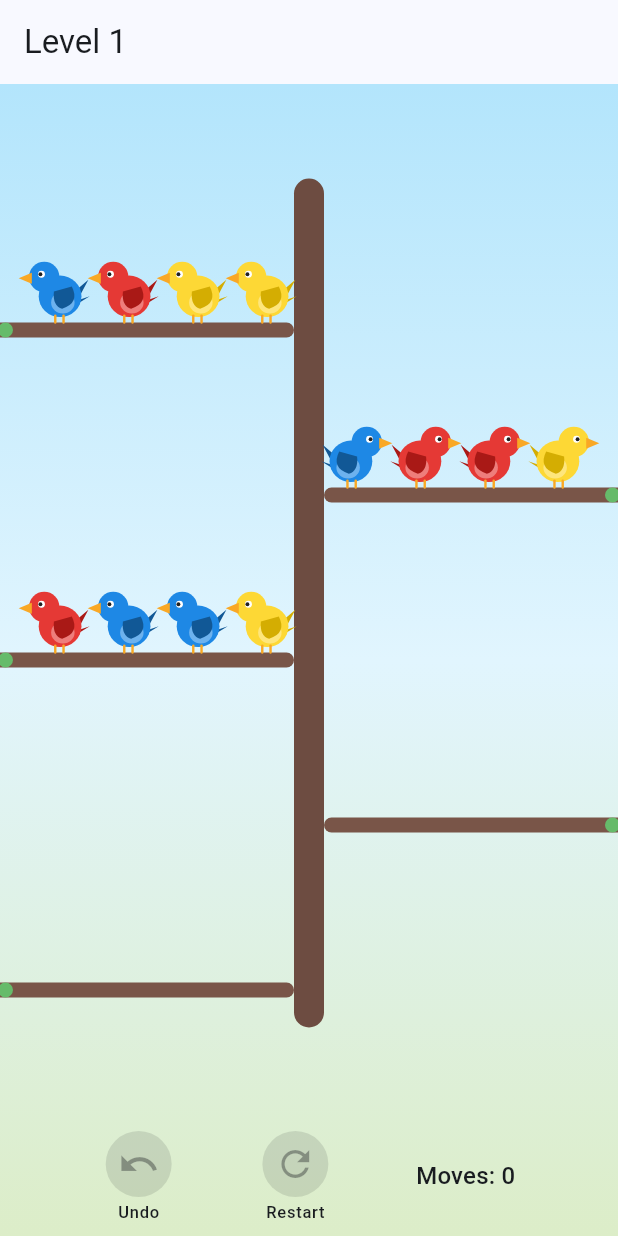
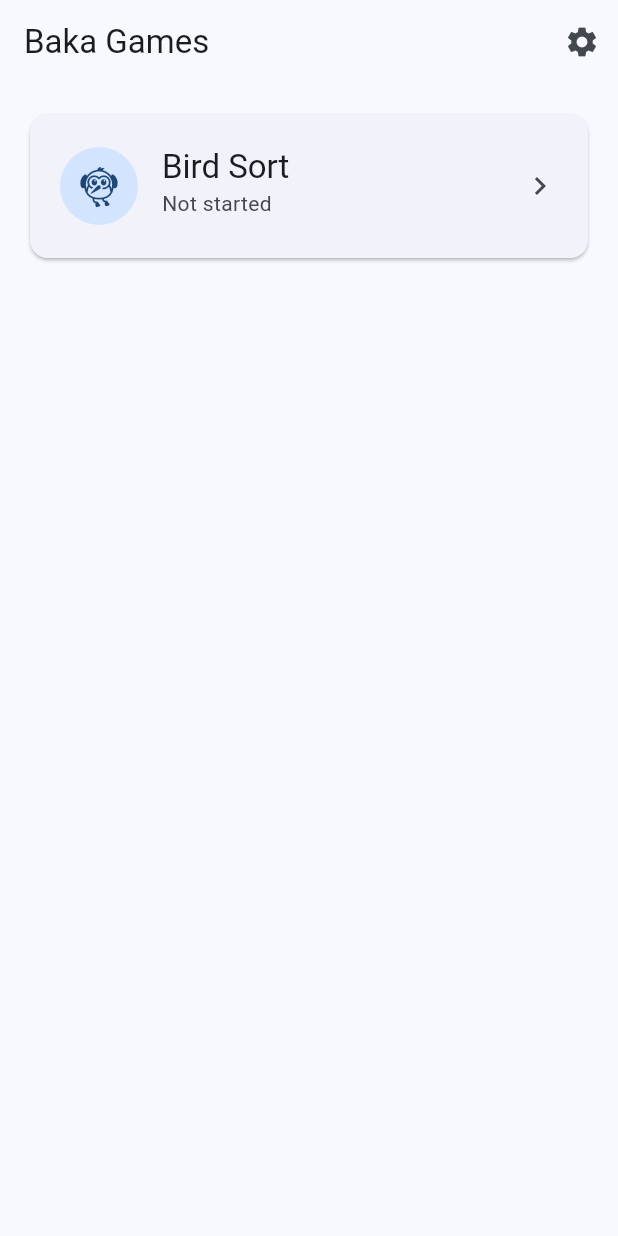
Before and after one commit to vplme/bakagames, a Flutter app: the screen it shows after launch, on a phone screen of 412 x 824 dp. Run offline on Flutter 3.47's test engine with Material 3 defaults, Android fonts, the phone set to English and light mode, and no system bars; our stand-ins replace shared_preferences.

Commit message:
Phase 4: shell, persistence, settings, boosters
- GameRegistry/GameEntry: one entry registers a game
- home screen with progress summaries; reusable level-select grid with
  locked/unlocked/completed tiles
- SharedPrefsProgressStore: one JSON blob per game id
- settings screen: sound (stubbed) + haptics toggles, persisted
- boosters: extra branch (engine addEmptyBranch, undoable, once per
  level) and hint (solver in isolate with spinner, stale-result guard)
- widget tests: home lists the game, a level opens, settings persist,
  booster behaviour

Co-Authored-By: Claude Fable 5 <noreply@anthropic.com>
Claude-Session: https://claude.ai/code/session_01Xb9MzUbv6JEbUDeo6DVJPx

```diff
--- a/app/lib/games/bird_sort/board.dart
+++ b/app/lib/games/bird_sort/board.dart
@@ -63,7 +63,7 @@ class _BirdSortBoardState extends State<BirdSortBoard>
     final c = widget.controller;
     final state = c.state;
     final branches = state.branches;
-    final capacity = c.level.capacity;
+    final capacity = state.level.capacity;
 
     final rows = branches.length;
     final rowH = ((size.height - 24) / rows).clamp(48.0, 110.0);
@@ -82,7 +82,7 @@ class _BirdSortBoardState extends State<BirdSortBoard>
     // Bird slot origin (top-left) for branch i, slot s (0 = trunk-most).
     Offset slotOrigin(int i, int s) {
       final y = barY(i) - birdSize;
-      final side = c.level.branches[i].side;
+      final side = branches[i].side;
       return side == engine.Side.left
           ? Offset(centerX - trunkW / 2 - (s + 1) * birdSize, y)
           : Offset(centerX + trunkW / 2 + s * birdSize, y);
@@ -112,7 +112,7 @@ class _BirdSortBoardState extends State<BirdSortBoard>
     // Branch bars (under the birds).
     for (var i = 0; i < rows; i++) {
       final branch = branches[i];
-      final side = c.level.branches[i].side;
+      final side = branch.side;
       final barLen = birdSize * capacity + birdSize * 0.35;
       final left = side == engine.Side.left
           ? centerX - trunkW / 2 - barLen
@@ -157,7 +157,7 @@ class _BirdSortBoardState extends State<BirdSortBoard>
     }
 
     for (var i = 0; i < rows; i++) {
-      final side = c.level.branches[i].side;
+      final side = branches[i].side;
       for (var s = 0; s < c.birdIds[i].length; s++) {
         final uid = c.birdIds[i][s];
         final o = slotOrigin(i, s);
@@ -193,7 +193,7 @@ class _BirdSortBoardState extends State<BirdSortBoard>
     // Tap areas: whole half-row per branch (bar + birds + empty space).
     for (var i = 0; i < rows; i++) {
       if (branches[i].removed) continue;
-      final side = c.level.branches[i].side;
+      final side = branches[i].side;
       children.add(Positioned(
         left: side == engine.Side.left ? 0 : centerX,
         top: rowTop(i),
--- a/app/lib/main.dart
+++ b/app/lib/main.dart
@@ -1,13 +1,34 @@
 import 'package:flutter/material.dart';
 
-import 'games/bird_sort/play_screen.dart';
+import 'games/bird_sort/bird_sort_game.dart';
+import 'shell/home_screen.dart';
+import 'shell/progress_store.dart';
+import 'shell/registry.dart';
+import 'shell/settings.dart';
 
-void main() {
-  runApp(const BakaGamesApp());
+Future<void> main() async {
+  WidgetsFlutterBinding.ensureInitialized();
+  final settings = AppSettings();
+  await settings.load();
+  final store = SharedPrefsProgressStore();
+  final registry = GameRegistry([
+    birdSortEntry(store: store, settings: settings),
+    // Future games: add one entry here.
+  ]);
+  runApp(BakaGamesApp(registry: registry, store: store, settings: settings));
 }
 
 class BakaGamesApp extends StatelessWidget {
-  const BakaGamesApp({super.key});
+  final GameRegistry registry;
+  final SharedPrefsProgressStore store;
+  final AppSettings settings;
+
+  const BakaGamesApp({
+    super.key,
+    required this.registry,
+    required this.store,
+    required this.settings,
+  });
 
   @override
   Widget build(BuildContext context) {
@@ -17,9 +38,7 @@ class BakaGamesApp extends StatelessWidget {
         colorScheme: ColorScheme.fromSeed(seedColor: const Color(0xFF1E88E5)),
         useMaterial3: true,
       ),
-      // Phase 3: straight into Bird Sort. Phase 4 replaces this with the
-      // shell home screen.
-      home: const BirdSortPlayScreen(levelIndex: 0),
+      home: HomeScreen(registry: registry, store: store, settings: settings),
     );
   }
 }
--- /dev/null
+++ b/app/lib/shell/home_screen.dart
@@ -0,0 +1,111 @@
+import 'package:flutter/material.dart';
+import 'package:game_core/game_core.dart';
+
+import 'registry.dart';
+import 'settings.dart';
+import 'settings_screen.dart';
+
+class HomeScreen extends StatefulWidget {
+  final GameRegistry registry;
+  final ProgressStore store;
+  final AppSettings settings;
+
+  const HomeScreen({
+    super.key,
+    required this.registry,
+    required this.store,
+    required this.settings,
+  });
+
+  @override
+  State<HomeScreen> createState() => _HomeScreenState();
+}
+
+class _HomeScreenState extends State<HomeScreen> {
+  final Map<String, GameProgress> _progress = {};
+
+  @override
+  void initState() {
+    super.initState();
+    _reload();
+  }
+
+  Future<void> _reload() async {
+    for (final entry in widget.registry.games) {
+      final p = await widget.store.load(entry.definition.id);
+      if (!mounted) return;
+      setState(() => _progress[entry.definition.id] = p);
+    }
+  }
+
+  @override
+  Widget build(BuildContext context) {
+    return Scaffold(
+      appBar: AppBar(
+        title: const Text('Baka Games'),
+        actions: [
+          IconButton(
+            icon: const Icon(Icons.settings),
+            onPressed: () => Navigator.of(context).push(MaterialPageRoute<void>(
+              builder: (_) => SettingsScreen(settings: widget.settings),
+            )),
+          ),
+        ],
+      ),
+      body: ListView(
+        padding: const EdgeInsets.all(16),
+        children: [
+          for (final entry in widget.registry.games)
+            _GameCard(
+              entry: entry,
+              progress: _progress[entry.definition.id],
+              onOpen: () async {
+                await Navigator.of(context).push(MaterialPageRoute<void>(
+                  builder: (context) => entry.buildLevelSelect(context),
+                ));
+                _reload();
+              },
+            ),
+        ],
+      ),
+    );
+  }
+}
+
+class _GameCard extends StatelessWidget {
+  final GameEntry entry;
+  final GameProgress? progress;
+  final VoidCallback onOpen;
+
+  const _GameCard(
+      {required this.entry, required this.progress, required this.onOpen});
+
+  @override
+  Widget build(BuildContext context) {
+    final scheme = Theme.of(context).colorScheme;
+    final p = progress;
+    final summary = p == null
+        ? '…'
+        : p.completedCount == 0
+            ? 'Not started'
+            : '${p.completedCount} levels done · next: '
+                'level ${p.highestUnlocked + 1}';
+    return Card(
+      child: ListTile(
+        contentPadding:
+            const EdgeInsets.symmetric(horizontal: 20, vertical: 12),
+        leading: CircleAvatar(
+          radius: 26,
+          backgroundColor: scheme.primaryContainer,
+          child: Icon(iconFor(entry.definition.iconName),
+              size: 30, color: scheme.onPrimaryContainer),
+        ),
+        title: Text(entry.definition.title,
+            style: Theme.of(context).textTheme.titleLarge),
+        subtitle: Text(summary),
+        trailing: const Icon(Icons.chevron_right),
+        onTap: onOpen,
+      ),
+    );
+  }
+}
--- /dev/null
+++ b/app/lib/shell/progress_store.dart
@@ -0,0 +1,29 @@
+import 'dart:convert';
+
+import 'package:game_core/game_core.dart';
+import 'package:shared_preferences/shared_preferences.dart';
+
+/// [ProgressStore] on shared_preferences: one JSON blob per game id.
+class SharedPrefsProgressStore implements ProgressStore {
+  final SharedPreferencesAsync _prefs;
+
+  SharedPrefsProgressStore([SharedPreferencesAsync? prefs])
+      : _prefs = prefs ?? SharedPreferencesAsync();
+
+  String _key(String gameId) => 'progress.$gameId';
+
+  @override
+  Future<GameProgress> load(String gameId) async {
+    final raw = await _prefs.getString(_key(gameId));
+    if (raw == null) return GameProgress();
+    try {
+      return GameProgress.fromJson(jsonDecode(raw) as Map<String, Object?>);
+    } on FormatException {
+      return GameProgress(); // corrupt blob — start fresh rather than crash
+    }
+  }
+
+  @override
+  Future<void> save(String gameId, GameProgress p) =>
+      _prefs.setString(_key(gameId), jsonEncode(p.toJson()));
+}
--- /dev/null
+++ b/app/lib/shell/registry.dart
@@ -0,0 +1,28 @@
+import 'package:flutter/material.dart';
+import 'package:game_core/game_core.dart';
+
+/// Pairs a [GameDefinition] with the widgets that play it.
+/// Adding a game to the app = adding one entry to [GameRegistry].
+class GameEntry {
+  final GameDefinition definition;
+  final Widget Function(BuildContext context, int levelIndex) buildPlayScreen;
+  final Widget Function(BuildContext context) buildLevelSelect;
+
+  const GameEntry({
+    required this.definition,
+    required this.buildPlayScreen,
+    required this.buildLevelSelect,
+  });
+}
+
+class GameRegistry {
+  final List<GameEntry> games;
+
+  const GameRegistry(this.games);
+}
+
+/// Maps game_core's Flutter-free icon names to real icons.
+IconData iconFor(String iconName) => switch (iconName) {
+      'bird' => Icons.flutter_dash,
+      _ => Icons.extension,
+    };
--- /dev/null
+++ b/app/lib/shell/settings.dart
@@ -0,0 +1,38 @@
+import 'package:flutter/foundation.dart';
+import 'package:flutter/services.dart';
+import 'package:shared_preferences/shared_preferences.dart';
+
+/// App-wide settings, persisted in shared_preferences. Sound is stubbed —
+/// the toggle persists but no audio ships yet.
+class AppSettings {
+  final SharedPreferencesAsync _prefs;
+
+  final ValueNotifier<bool> soundOn = ValueNotifier(true);
+  final ValueNotifier<bool> hapticsOn = ValueNotifier(true);
+
+  AppSettings([SharedPreferencesAsync? prefs])
+      : _prefs = prefs ?? SharedPreferencesAsync();
+
+  Future<void> load() async {
+    soundOn.value = await _prefs.getBool('settings.sound') ?? true;
+    hapticsOn.value = await _prefs.getBool('settings.haptics') ?? true;
+  }
+
+  Future<void> setSound(bool on) async {
+    soundOn.value = on;
+    await _prefs.setBool('settings.sound', on);
+  }
+
+  Future<void> setHaptics(bool on) async {
+    hapticsOn.value = on;
+    await _prefs.setBool('settings.haptics', on);
+  }
+
+  void hapticTap() {
+    if (hapticsOn.value) HapticFeedback.selectionClick();
+  }
+
+  void hapticError() {
+    if (hapticsOn.value) HapticFeedback.mediumImpact();
+  }
+}
--- a/app/pubspec.yaml
+++ b/app/pubspec.yaml
@@ -13,10 +13,12 @@ dependencies:
   bird_sort:
     path: ../packages/bird_sort
   cupertino_icons: ^1.0.8
+  shared_preferences: ^2.5.5
 
 dev_dependencies:
   flutter_test:
     sdk: flutter
+  shared_preferences_platform_interface: ^2.4.0
   flutter_lints: ^6.0.0
 flutter:
   uses-material-design: true
```
Also changed, not shown: app/lib/games/bird_sort/bird_sort_game.dart (added, +51 -0 lines), app/lib/games/bird_sort/play_controller.dart (+17 -1 lines), app/lib/games/bird_sort/play_screen.dart (+67 -3 lines), app/lib/shell/level_select_screen.dart (added, +96 -0 lines), app/lib/shell/settings_screen.dart (added, +40 -0 lines), packages/bird_sort/lib/src/engine.dart (+25 -0 lines), 5 other files.
